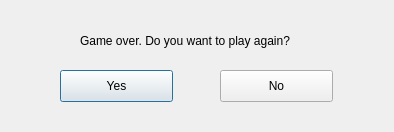
First picture: the form in GalaxyGame/Student/gameoverdialog.ui, repository jarvisluong/GalaxyGame, before the edit.
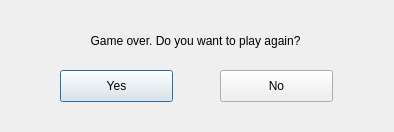
Second picture: the form after the edit.

Commit message: Fix layout UI that lose some text in Linux

Diff of the .ui file:
```diff
--- a/GalaxyGame/Student/gameoverdialog.ui
+++ b/GalaxyGame/Student/gameoverdialog.ui
@@ -16,15 +16,24 @@
   <widget class="QLabel" name="label">
    <property name="geometry">
     <rect>
-     <x>80</x>
+     <x>40</x>
      <y>20</y>
-     <width>241</width>
+     <width>311</width>
      <height>41</height>
     </rect>
    </property>
+   <property name="minimumSize">
+    <size>
+     <width>311</width>
+     <height>0</height>
+    </size>
+   </property>
    <property name="text">
     <string>Game over. Do you want to play again?</string>
    </property>
+   <property name="alignment">
+    <set>Qt::AlignCenter</set>
+   </property>
   </widget>
   <widget class="QPushButton" name="yes_button">
    <property name="geometry">
```
The commit also changes 3 other files.
